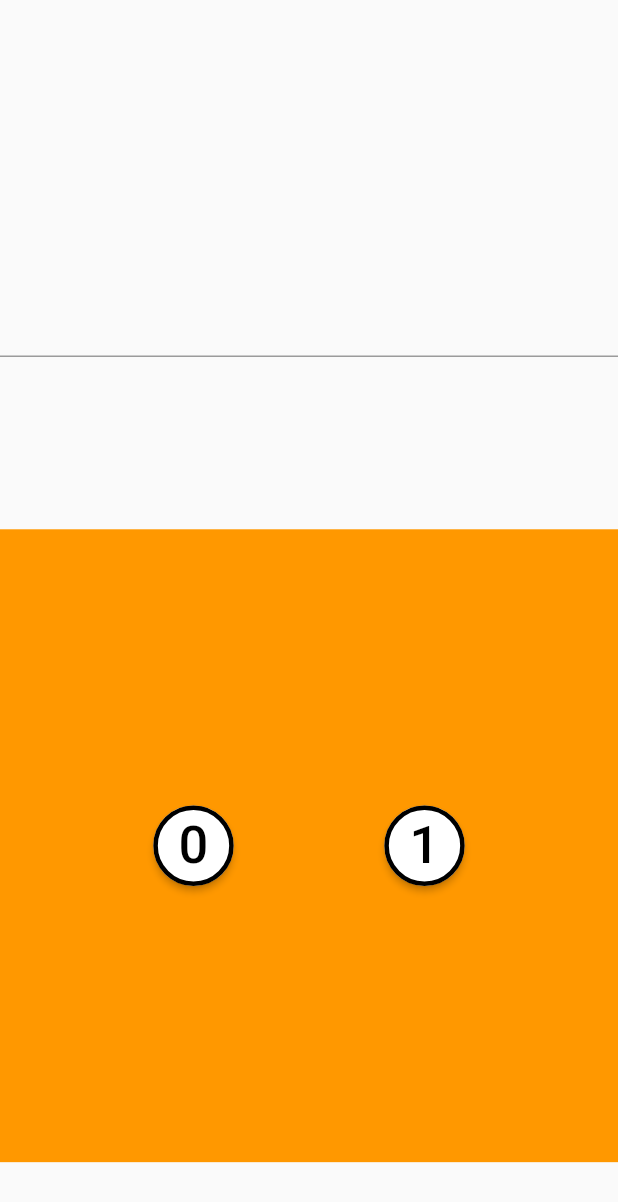
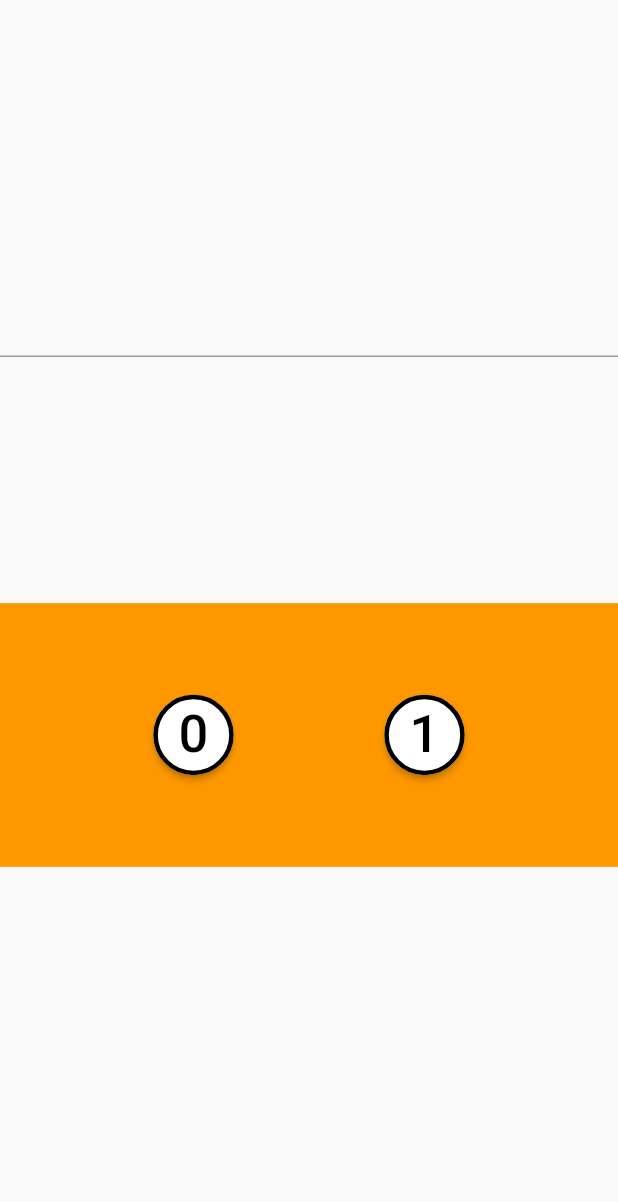
Before and after one commit to itumo-arigatone/simple_binary_converter, a Flutter app: the screen it shows after launch, on a phone screen of 412 x 824 dp. Shown: the top 1202 px of the screen. Run offline on Flutter 3.47's test engine with Material 2 defaults, Android fonts, the phone set to English and light mode, and no system bars.

Commit message:
位置調整

```diff
--- a/lib/keypad.dart
+++ b/lib/keypad.dart
@@ -16,15 +16,15 @@ class KeyPad {
             mainAxisAlignment: MainAxisAlignment.center,
             children: <Widget>[
               Padding(
-                padding: EdgeInsets.all(10),
+                padding: const EdgeInsets.all(10),
                 child: button.numButton("1"),
               ),
               Padding(
-                padding: EdgeInsets.all(10),
+                padding: const EdgeInsets.all(10),
                 child: button.numButton("2"),
               ),
               Padding(
-                padding: EdgeInsets.all(10),
+                padding: const EdgeInsets.all(10),
                 child: button.numButton("3"),
               )
             ],
@@ -33,15 +33,15 @@ class KeyPad {
             mainAxisAlignment: MainAxisAlignment.center,
             children: <Widget>[
               Padding(
-                padding: EdgeInsets.all(10),
+                padding: const EdgeInsets.all(10),
                 child: button.numButton("4"),
               ),
               Padding(
-                padding: EdgeInsets.all(10),
+                padding: const EdgeInsets.all(10),
                 child: button.numButton("5"),
               ),
               Padding(
-                padding: EdgeInsets.all(10),
+                padding: const EdgeInsets.all(10),
                 child: button.numButton("6"),
               ),
             ],
@@ -50,15 +50,15 @@ class KeyPad {
               mainAxisAlignment: MainAxisAlignment.center,
               children: <Widget>[
                 Padding(
-                  padding: EdgeInsets.all(10),
+                  padding: const EdgeInsets.all(10),
                   child: button.numButton("7"),
                 ),
                 Padding(
-                  padding: EdgeInsets.all(10),
+                  padding: const EdgeInsets.all(10),
                   child: button.numButton("8"),
                 ),
                 Padding(
-                  padding: EdgeInsets.all(10),
+                  padding: const EdgeInsets.all(10),
                   child: button.numButton("9"),
                 ),
               ]),
@@ -66,7 +66,7 @@ class KeyPad {
             mainAxisAlignment: MainAxisAlignment.center,
             children: <Widget>[
               Padding(
-                padding: EdgeInsets.all(10),
+                padding: const EdgeInsets.all(10),
                 child: button.numButton("0"),
               ),
             ],
@@ -86,15 +86,15 @@ class KeyPad {
             mainAxisAlignment: MainAxisAlignment.center,
             children: <Widget>[
               Padding(
-                padding: EdgeInsets.all(10),
+                padding: const EdgeInsets.all(10),
                 child: button.numButton("1"),
               ),
               Padding(
-                padding: EdgeInsets.all(10),
+                padding: const EdgeInsets.all(10),
                 child: button.numButton("2"),
               ),
               Padding(
-                padding: EdgeInsets.all(10),
+                padding: const EdgeInsets.all(10),
                 child: button.numButton("3"),
               )
             ],
@@ -103,15 +103,15 @@ class KeyPad {
             mainAxisAlignment: MainAxisAlignment.center,
             children: <Widget>[
               Padding(
-                padding: EdgeInsets.all(10),
+                padding: const EdgeInsets.all(10),
                 child: button.numButton("4"),
               ),
               Padding(
-                padding: EdgeInsets.all(10),
+                padding: const EdgeInsets.all(10),
                 child: button.numButton("5"),
               ),
               Padding(
-                padding: EdgeInsets.all(10),
+                padding: const EdgeInsets.all(10),
                 child: button.numButton("6"),
               ),
             ],
@@ -120,15 +120,15 @@ class KeyPad {
               mainAxisAlignment: MainAxisAlignment.center,
               children: <Widget>[
                 Padding(
-                  padding: EdgeInsets.all(10),
+                  padding: const EdgeInsets.all(10),
                   child: button.numButton("7"),
                 ),
                 Padding(
-                  padding: EdgeInsets.all(10),
+                  padding: const EdgeInsets.all(10),
                   child: button.numButton("8"),
                 ),
                 Padding(
-                  padding: EdgeInsets.all(10),
+                  padding: const EdgeInsets.all(10),
                   child: button.numButton("9"),
                 ),
               ]),
@@ -136,7 +136,7 @@ class KeyPad {
             mainAxisAlignment: MainAxisAlignment.center,
             children: <Widget>[
               Padding(
-                padding: EdgeInsets.all(10),
+                padding: const EdgeInsets.all(10),
                 child: button.numButton("0"),
               ),
             ],
--- a/lib/main.dart
+++ b/lib/main.dart
@@ -1,6 +1,5 @@
 import "package:flutter/material.dart";
 import "dart:math";
-import 'package:simple_binary_convertor/numbutton.dart';
 import 'package:simple_binary_convertor/keypad.dart';
 
 void main() {
@@ -121,7 +120,6 @@ class _MyHomePageState extends State<MyHomePage> {
 
   @override
   Widget build(BuildContext context) {
-    NumButton button = NumButton(context, setInputData);
     KeyPad keypad = KeyPad(context, setInputData);
     Calculation calculation = Calculation();
     final PageController controller = PageController(initialPage: 0);
@@ -132,7 +130,7 @@ class _MyHomePageState extends State<MyHomePage> {
       children: <Widget>[
         Scaffold(
           body: Dismissible(
-            key: Key('key'),
+            key: const Key('key'),
             direction: DismissDirection.vertical,
             confirmDismiss: (direction) async {
               if (direction == DismissDirection.up) {
@@ -167,8 +165,8 @@ class _MyHomePageState extends State<MyHomePage> {
                 Expanded(
                   child: FractionallySizedBox(
                     widthFactor: 1.0,
-                    heightFactor: 0.72,
-                    alignment: const FractionalOffset(0.5, 0.7),
+                    heightFactor: 0.3,
+                    alignment: const FractionalOffset(0.5, 0.4),
                     child: keypad.binaryKeyPad(),
                   ),
                 ),
@@ -178,7 +176,7 @@ class _MyHomePageState extends State<MyHomePage> {
         ),
         Scaffold(
           body: Dismissible(
-            key: Key('key1'),
+            key: const Key('key2'),
             direction: DismissDirection.vertical,
             confirmDismiss: (direction) async {
               if (direction == DismissDirection.up) {
@@ -203,7 +201,7 @@ class _MyHomePageState extends State<MyHomePage> {
                 ),
                 const Padding(padding: EdgeInsets.only(top: 70)),
                 Padding(
-                  padding: EdgeInsets.only(bottom: 20),
+                  padding: const EdgeInsets.only(bottom: 20),
                   child: TextField(
                     textAlign: TextAlign.center,
                     enabled: true,
@@ -227,7 +225,7 @@ class _MyHomePageState extends State<MyHomePage> {
         ),
         Scaffold(
           body: Dismissible(
-            key: Key('key1'),
+            key: const Key('key3'),
             direction: DismissDirection.vertical,
             confirmDismiss: (direction) async {
               if (direction == DismissDirection.up) {
@@ -252,7 +250,7 @@ class _MyHomePageState extends State<MyHomePage> {
                 ),
                 const Padding(padding: EdgeInsets.only(top: 70)),
                 Padding(
-                  padding: EdgeInsets.only(bottom: 20),
+                  padding: const EdgeInsets.only(bottom: 20),
                   child: TextField(
                     textAlign: TextAlign.center,
                     enabled: true,
```
